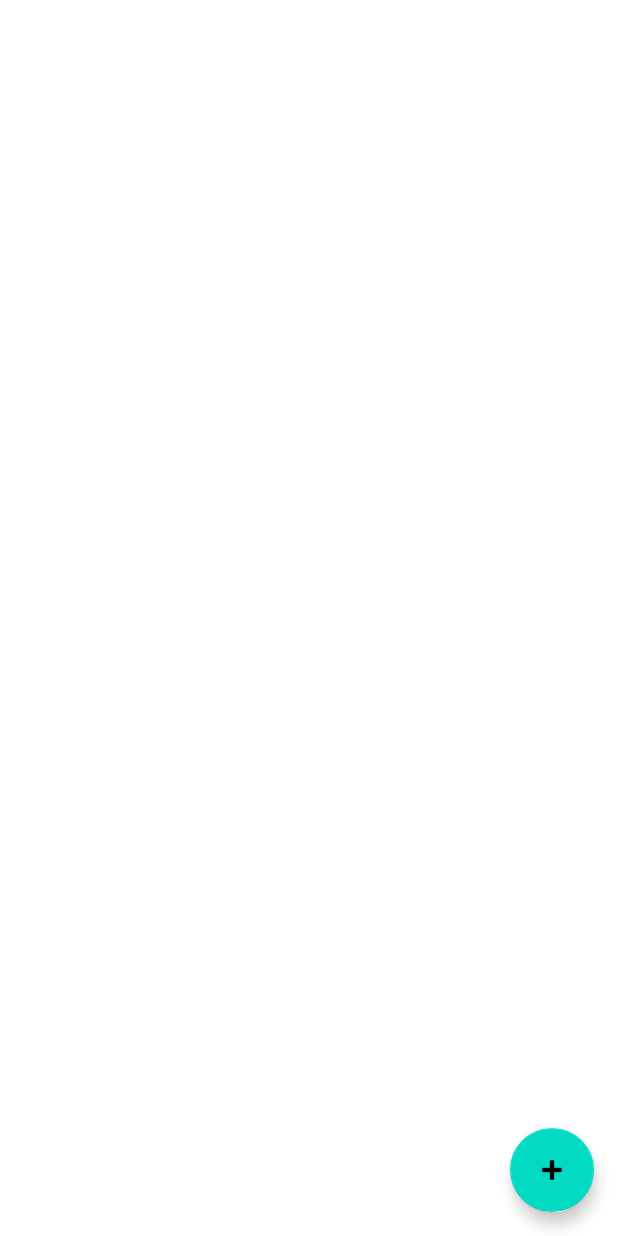
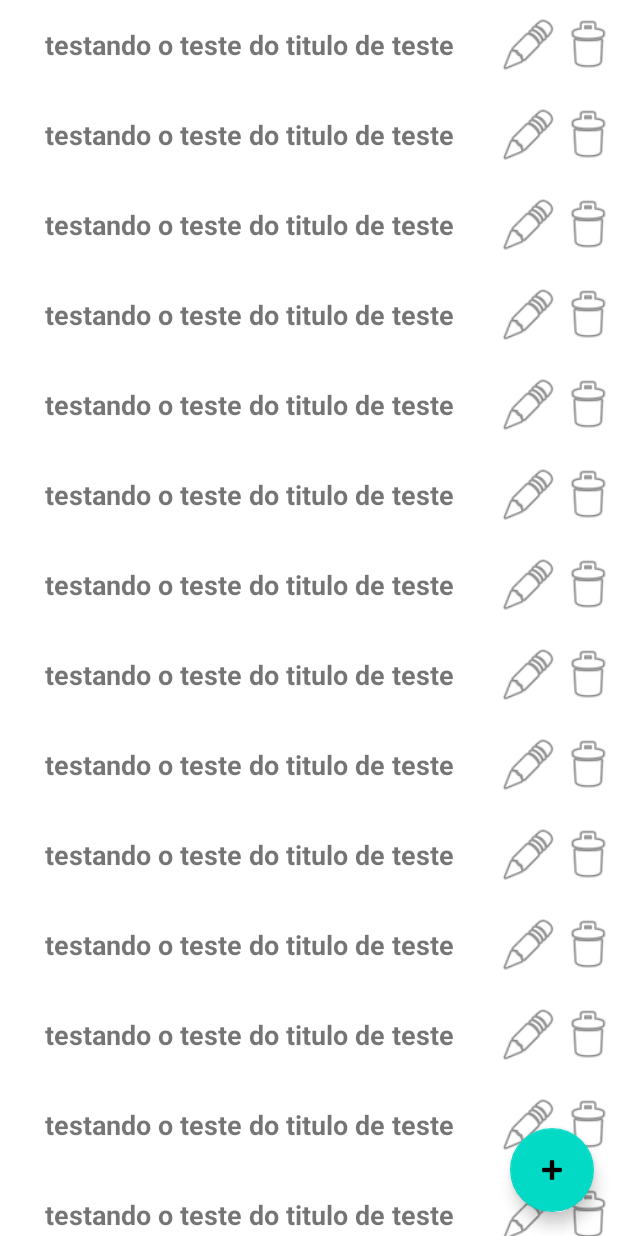
Before and after one commit to RodrigoDiasSoares/CarNote, an Android app: the GastoComOCarroActivity screen opened directly, with no data from a screen before it, on a phone screen of 412 x 824 dp. Run offline under Robolectric (Android 15) with nearby library versions, the phone set to English and light mode, and no system bars.

Commit message:
começando o RecyclerView da tela de gastos

```diff
--- a/app/src/main/java/br/com/CarNote/activity/activitys/GastoComOCarroActivity.java
+++ b/app/src/main/java/br/com/CarNote/activity/activitys/GastoComOCarroActivity.java
@@ -15,6 +15,7 @@ import android.view.LayoutInflater;
 import android.view.View;
 
 import br.com.CarNote.R;
+import br.com.CarNote.activity.adapter.AdapterGastos;
 
 public class GastoComOCarroActivity extends AppCompatActivity {
     private RecyclerView recyclerView;
@@ -25,8 +26,12 @@ public class GastoComOCarroActivity extends AppCompatActivity {
         setContentView(R.layout.activity_gasto_com_o_carro);
         recyclerView = findViewById(R.id.recyclerView);
 
+        AdapterGastos adapter = new AdapterGastos();
+
         RecyclerView.LayoutManager layoutManager = new LinearLayoutManager(getApplicationContext());
         recyclerView.setLayoutManager(layoutManager);
+        recyclerView.setHasFixedSize(true);
+        recyclerView.setAdapter(adapter);
 
 
 
--- /dev/null
+++ b/app/src/main/java/br/com/CarNote/activity/adapter/AdapterGastos.java
@@ -0,0 +1,45 @@
+package br.com.CarNote.activity.adapter;
+
+import android.view.LayoutInflater;
+import android.view.View;
+import android.view.ViewGroup;
+import android.widget.ImageView;
+import android.widget.TextView;
+
+import androidx.annotation.NonNull;
+import androidx.recyclerview.widget.RecyclerView;
+
+import br.com.CarNote.R;
+
+public class AdapterGastos extends RecyclerView.Adapter<AdapterGastos.MyViewHolder> {
+
+    @NonNull
+    @Override
+    public MyViewHolder onCreateViewHolder(@NonNull ViewGroup parent, int viewType) {
+        View itemLista = LayoutInflater.from(parent.getContext())
+                .inflate(R.layout.adapter_gastos, parent, false);
+        return new MyViewHolder(itemLista);
+    }
+
+    @Override
+    public void onBindViewHolder(@NonNull MyViewHolder holder, int position) {
+        holder.titulo.setText("testando o teste do titulo de teste");
+    }
+
+    @Override
+    public int getItemCount() {
+        return 30;
+    }
+
+    public class MyViewHolder extends RecyclerView.ViewHolder {
+        TextView titulo;
+        ImageView buttonEdit;
+        ImageView buttonDelete;
+        public MyViewHolder(@NonNull View itemView) {
+            super(itemView);
+            titulo = itemView.findViewById(R.id.textViewAdapterItemLista);
+            buttonEdit = itemView.findViewById(R.id.imageViewEdit);
+            buttonDelete = itemView.findViewById(R.id.imageViewDelete);
+        }
+    }
+}
--- a/app/src/main/java/br/com/CarNote/activity/model/MyModel.java
+++ b/app/src/main/java/br/com/CarNote/activity/model/ItemLista.java
@@ -1,12 +1,12 @@
 package br.com.CarNote.activity.model;
 
-public class MyModel {
+public class ItemLista {
 
 
 
     private int image;
 
-    public MyModel(int image) {
+    public ItemLista(int image) {
 
 
         this.image = image;
--- /dev/null
+++ b/app/src/main/res/layout/adapter_gastos.xml
@@ -0,0 +1,31 @@
+<?xml version="1.0" encoding="utf-8"?>
+<LinearLayout xmlns:android="http://schemas.android.com/apk/res/android"
+    xmlns:app="http://schemas.android.com/apk/res-auto"
+    xmlns:tools="http://schemas.android.com/tools"
+    android:layout_width="match_parent"
+    android:layout_height="60dp">
+
+    <TextView
+        android:id="@+id/textViewAdapterItemLista"
+        android:layout_width="wrap_content"
+        android:layout_height="60dp"
+        android:layout_weight="8"
+        android:gravity="center"
+        android:text="TextView"
+        android:textSize="18sp"
+        android:textStyle="bold" />
+
+    <ImageView
+        android:id="@+id/imageViewEdit"
+        android:layout_width="wrap_content"
+        android:layout_height="60dp"
+        android:layout_weight="1"
+        app:srcCompat="@android:drawable/ic_menu_edit" />
+
+    <ImageView
+        android:id="@+id/imageViewDelete"
+        android:layout_width="wrap_content"
+        android:layout_height="60dp"
+        android:layout_weight="1"
+        app:srcCompat="@android:drawable/ic_menu_delete" />
+</LinearLayout>
```
